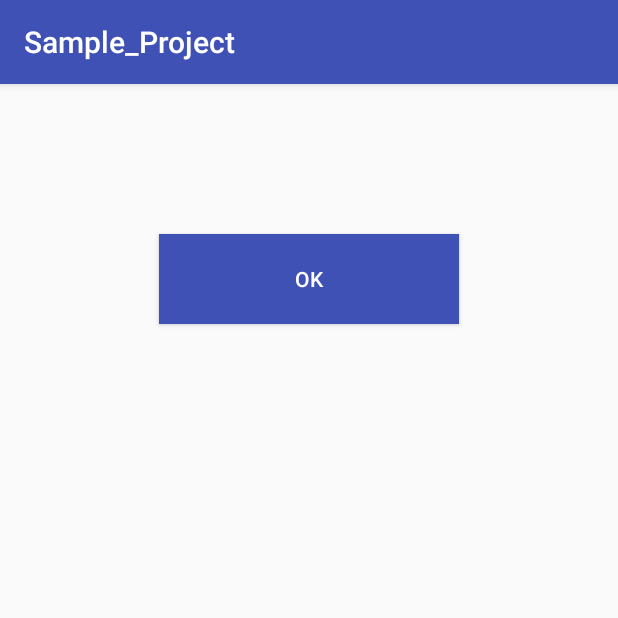
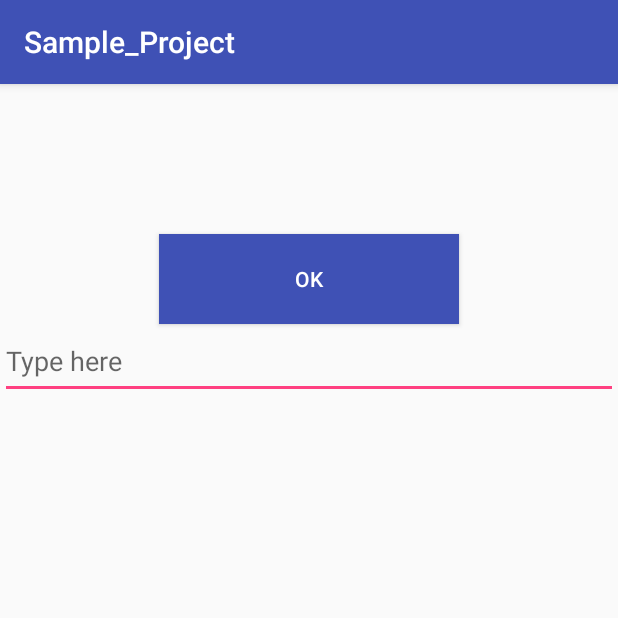
Before and after one commit to pcabhijith/Sample_Project, an Android app: the screen it shows after launch (MainActivity), on a phone screen of 412 x 824 dp, the top half of it. Run offline under Robolectric (Android 15) with nearby library versions, the phone set to English and light mode, and no system bars.

Commit message:
Add editText

```diff
--- a/app/src/main/java/com/example/hp/sample_project/MainActivity.java
+++ b/app/src/main/java/com/example/hp/sample_project/MainActivity.java
@@ -4,11 +4,13 @@ import android.support.v7.app.AppCompatActivity;
 import android.os.Bundle;
 import android.view.View;
 import android.widget.Button;
+import android.widget.EditText;
 import android.widget.Toast;
 
 public class MainActivity extends AppCompatActivity {
 
     Button ok_btn;
+    EditText editText;
 
     @Override
     protected void onCreate(Bundle savedInstanceState) {
@@ -17,6 +19,7 @@ public class MainActivity extends AppCompatActivity {
 
 
         ok_btn =(Button)findViewById(R.id.okbtn);
+        editText =(EditText)findViewById(R.id.edt);
 
 
         //button click listner
--- a/app/src/main/res/layout/activity_main.xml
+++ b/app/src/main/res/layout/activity_main.xml
@@ -18,4 +18,11 @@
         android:textColor="@color/white"
         android:text="@string/btn_name"/>
 
+
+    <EditText
+        android:id="@+id/edt"
+        android:layout_width="match_parent"
+        android:layout_height="50dp"
+        android:hint="Type here"/>
+
 </LinearLayout>
```
